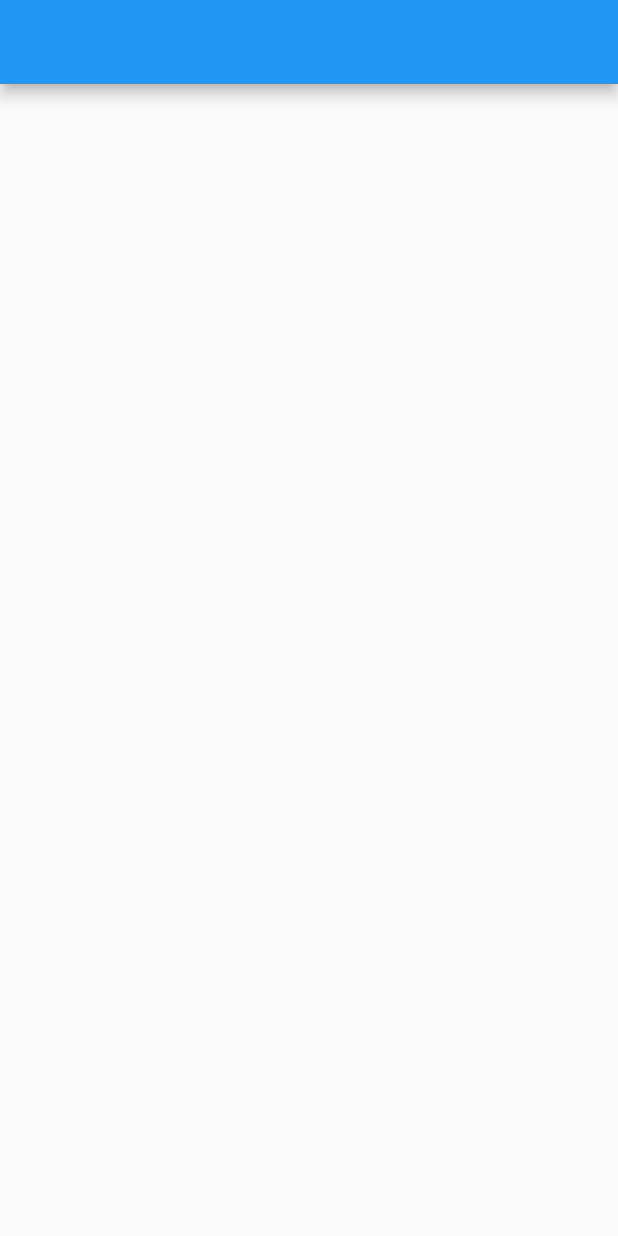
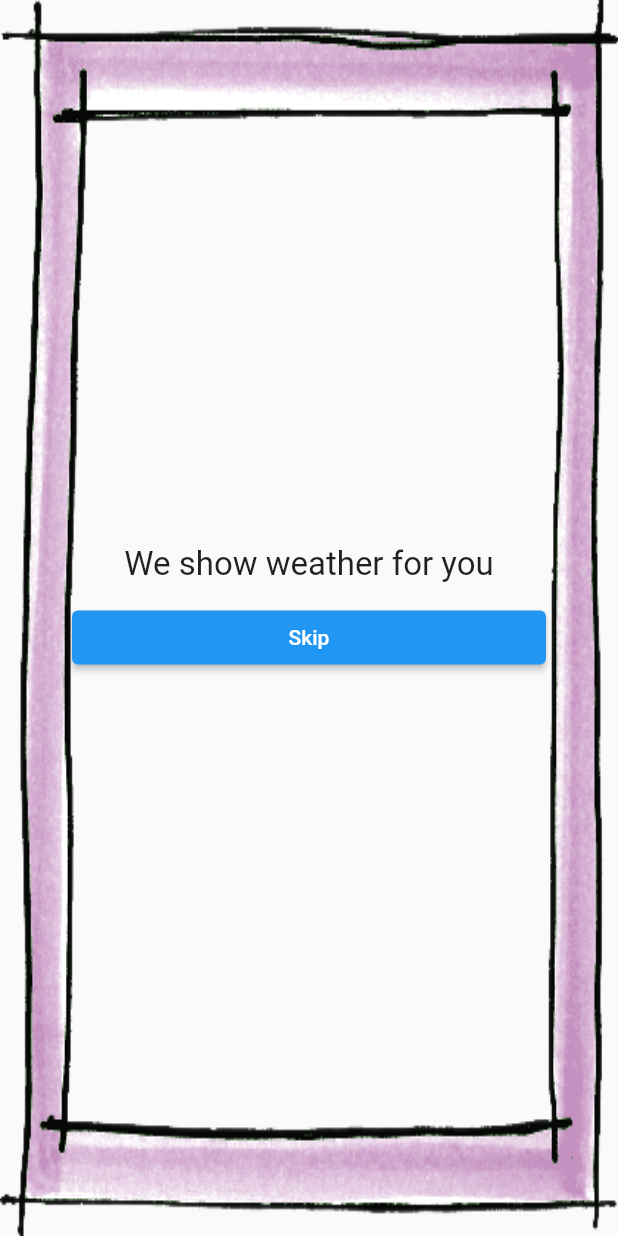
Before and after one commit to himmat12/weather_app, a Flutter app: the screen it shows after launch, on a phone screen of 412 x 824 dp. Run offline on Flutter 3.47's test engine with Material 2 defaults, Android fonts, the phone set to English and light mode, and no system bars; our stand-ins replace get, get_it, get_storage.

Commit message:
help screen added, weather services added

```diff
--- a/lib/main.dart
+++ b/lib/main.dart
@@ -1,7 +1,7 @@
 import 'package:flutter/material.dart';
 import 'package:get/get_navigation/get_navigation.dart';
 import 'package:get_storage/get_storage.dart';
-import 'package:weather_app/src/configs/bindings/bindings.dart';
+import 'package:weather_app/src/configs/bindings.dart';
 import 'package:weather_app/src/configs/routes/routes.dart';
 import 'package:weather_app/src/configs/routes/routes_const.dart';
 import 'package:weather_app/src/core/service_locators.dart';
--- a/lib/src/configs/routes/routes_const.dart
+++ b/lib/src/configs/routes/routes_const.dart
@@ -1,4 +1,4 @@
 class RoutesName {
-  static String get homePage => "home_page";
-  static String get helpPage => "help_page";
+  static String get homePage => "/home_page";
+  static String get helpPage => "/help_page";
 }
--- a/lib/src/configs/typography/font_styles.dart
+++ /dev/null
@@ -1,5 +0,0 @@
-import 'package:flutter/cupertino.dart';
-
-class AppTextStyles {
-  static TextStyle header = const TextStyle();
-}
--- a/lib/src/services/clients/base_http_client.dart
+++ b/lib/src/services/clients/base_http_client.dart
@@ -40,7 +40,6 @@ class BaseHttpClient {
   /// base Http client requests methods [GET, POST, PUT, DELETE]
   Future<http.Response> requests({
     required METHOD method,
-    required String path,
     Map<String, dynamic>? body,
     Map<String, String>? queryParameters,
   }) async {
@@ -53,7 +52,6 @@ class BaseHttpClient {
         _response = await client
             .get(
               BaseClientConfig.parseHttpsUri(
-                  path: path,
                   queryParameters: queryParameters ??
                       BaseClientConfig.queryParameters(
                           queryParameters: queryParameters)),
@@ -67,7 +65,6 @@ class BaseHttpClient {
         _response = await client
             .post(
               BaseClientConfig.parseHttpsUri(
-                  path: path,
                   queryParameters: queryParameters ??
                       BaseClientConfig.queryParameters(
                           queryParameters: queryParameters)),
@@ -82,7 +79,6 @@ class BaseHttpClient {
         _response = await client
             .put(
               BaseClientConfig.parseHttpsUri(
-                  path: path,
                   queryParameters: queryParameters ??
                       BaseClientConfig.queryParameters(
                           queryParameters: queryParameters)),
@@ -97,7 +93,6 @@ class BaseHttpClient {
         _response = await client
             .delete(
               BaseClientConfig.parseHttpsUri(
-                  path: path,
                   queryParameters: queryParameters ??
                       BaseClientConfig.queryParameters(
                           queryParameters: queryParameters)),
--- a/lib/src/views/help_page/help_page.dart
+++ b/lib/src/views/help_page/help_page.dart
@@ -1,4 +1,5 @@
 import 'package:flutter/material.dart';
+import 'package:get/get.dart';
 
 class HelpPage extends StatelessWidget {
   const HelpPage({Key? key}) : super(key: key);
@@ -6,10 +7,35 @@ class HelpPage extends StatelessWidget {
   @override
   Widget build(BuildContext context) {
     return Scaffold(
-      appBar: AppBar(),
-      body: SingleChildScrollView(
+      body: Container(
+        height: Get.height,
+        width: Get.width,
+        padding: const EdgeInsets.symmetric(horizontal: 40, vertical: 60),
+        decoration: const BoxDecoration(
+          image: DecorationImage(
+            image: AssetImage("assets/weather_frame.png"),
+            fit: BoxFit.fill,
+          ),
+        ),
         child: Column(
-          children: const [],
+          mainAxisAlignment: MainAxisAlignment.center,
+          children: [
+            const Text(
+              "We show weather for you ",
+              style: TextStyle(
+                fontSize: 22,
+              ),
+              textAlign: TextAlign.center,
+            ),
+            Container(
+              margin: const EdgeInsets.symmetric(horizontal: 8, vertical: 12),
+              width: Get.width,
+              child: ElevatedButton(
+                onPressed: () {},
+                child: const Text("Skip"),
+              ),
+            ),
+          ],
         ),
       ),
     );
--- a/pubspec.yaml
+++ b/pubspec.yaml
@@ -29,6 +29,5 @@ dev_dependencies:
 flutter:
   uses-material-design: true
 
-  # assets:
-  #   - images/a_dot_burr.jpeg
-  #   - images/a_dot_ham.jpeg
+  assets:
+    - assets/weather_frame.png
```
Also changed, not shown: lib/src/configs/typography/font_sizes.dart (deleted, +0 -12 lines), lib/src/models/weather_model.dart (added, +111 -0 lines), lib/src/services/clients/base_client_config.dart (+3 -4 lines), lib/src/services/repos/weather_repo.dart (+9 -1 lines), assets/weather_frame.png (added), lib/src/configs/bindings.dart (renamed from lib/src/configs/bindings/bindings.dart), lib/src/models/weather_model.g.dart (added).
